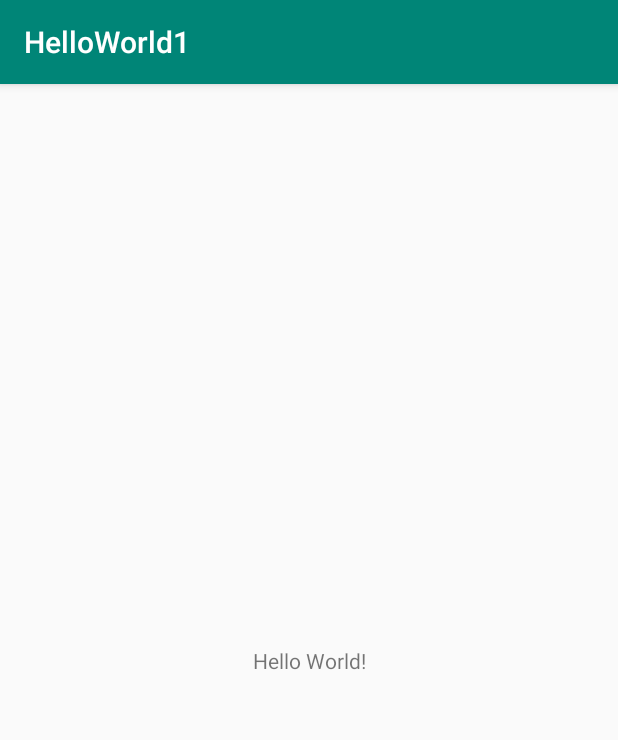
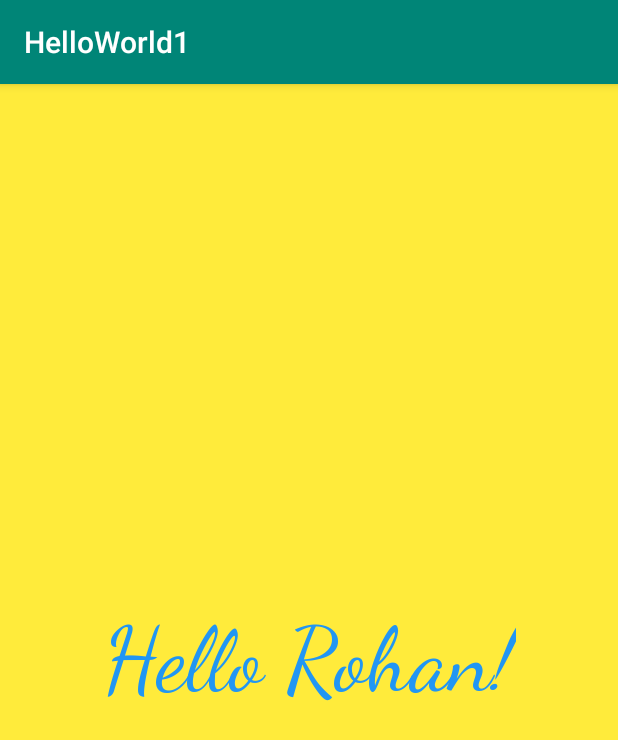
Before and after one commit to rohan-kadkol/Android-Developer-Essentials-1-Hello-World, an Android app: the screen it shows after launch (MainActivity), on a phone screen of 412 x 824 dp. Shown: the top 740 px of the screen. Run offline under Robolectric (Android 15) with nearby library versions, the phone set to English and light mode, and no system bars.

Commit message:
Solution Code

```diff
--- a/app/src/main/res/layout/activity_main.xml
+++ b/app/src/main/res/layout/activity_main.xml
@@ -4,17 +4,21 @@
     xmlns:tools="http://schemas.android.com/tools"
     android:layout_width="match_parent"
     android:layout_height="match_parent"
+    android:background="#FFEB3B"
     tools:context=".MainActivity">
 
-    <!--TODO: Change the text of the TextView-->
-    <!--TODO: Increase the font size-->
-    <!--TODO: Change the text color-->
-    <!--TODO: Change the background color-->
-    <!--TODO: Change the font (font-family)-->
+    <!--COMPLETED: Change the text of the TextView-->
+    <!--COMPLETED: Increase the font size-->
+    <!--COMPLETED: Change the text color-->
+    <!--COMPLETED: Change the background color-->
+    <!--COMPLETED: Change the font (font-family)-->
     <TextView
         android:layout_width="wrap_content"
         android:layout_height="wrap_content"
-        android:text="Hello World!"
+        android:fontFamily="cursive"
+        android:text="Hello Rohan!"
+        android:textColor="#2196F3"
+        android:textSize="60sp"
         app:layout_constraintBottom_toBottomOf="parent"
         app:layout_constraintLeft_toLeftOf="parent"
         app:layout_constraintRight_toRightOf="parent"
```
